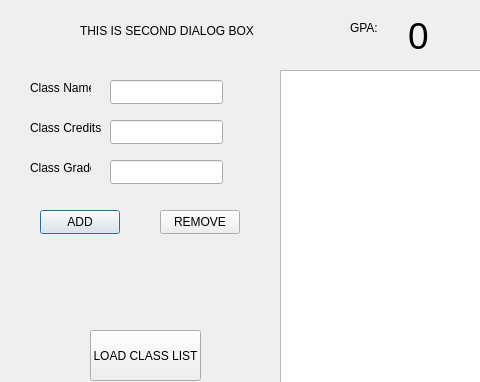
First picture: the form in secdialog.ui, repository jsoncodez/qtlogin, before the edit; both pictures show x 0 to 480 and y 0 to 382 of the 637 by 464 pixel window.
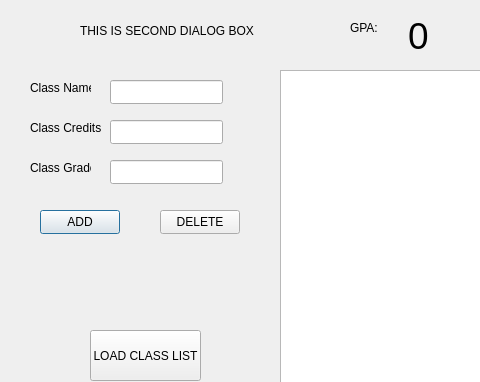
Second picture: the form after the edit.

Commit message: added delete functionality.

What changed in the file:
```diff
--- a/secdialog.ui
+++ b/secdialog.ui
@@ -49,7 +49,7 @@
     </rect>
    </property>
    <property name="text">
-    <string>REMOVE</string>
+    <string>DELETE</string>
    </property>
   </widget>
   <widget class="QPushButton" name="pushButton_exit">
```
Left out of the diff: 4 changed lines with no effect on the pictures. The commit also changes 44 other files.
